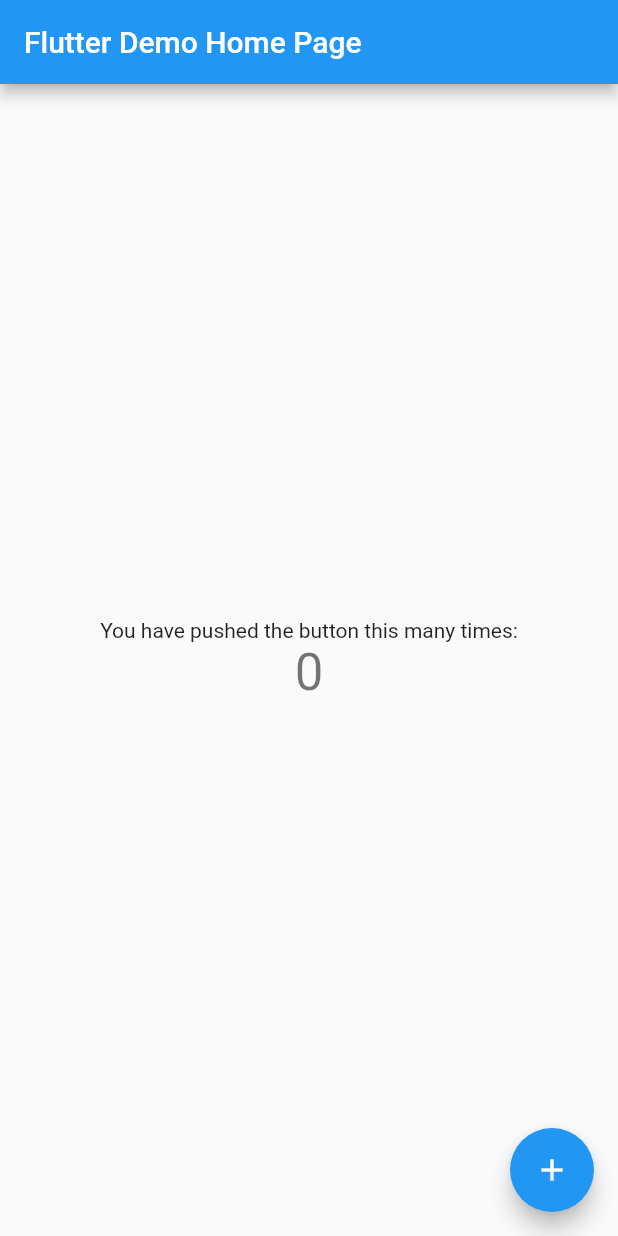
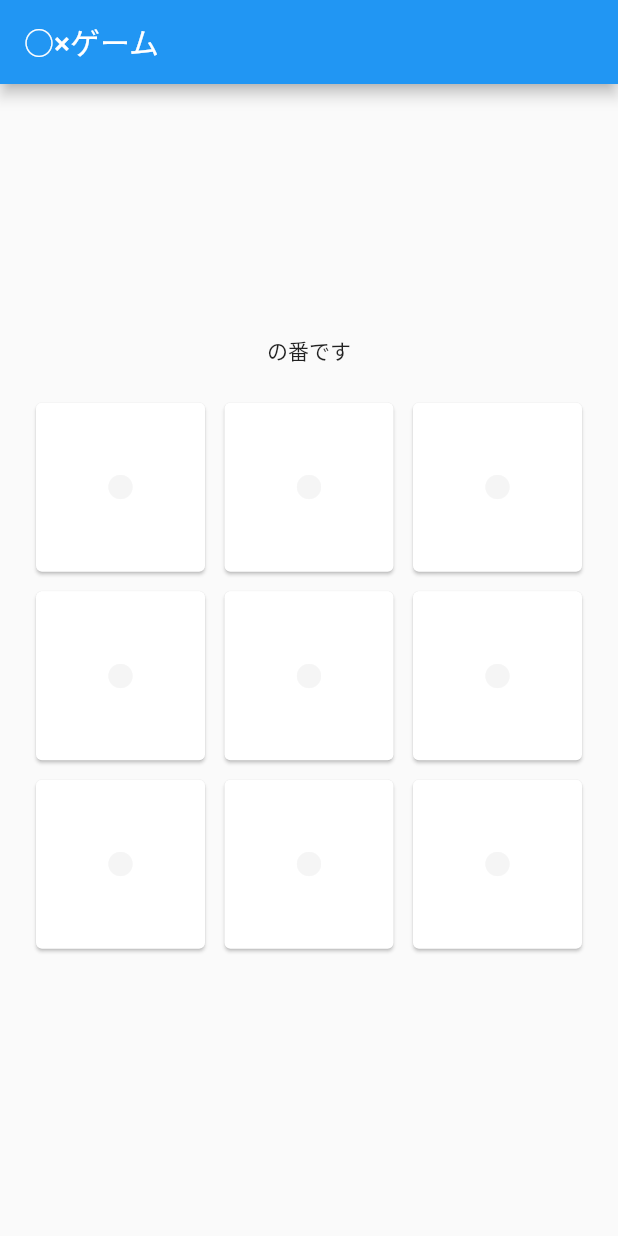
Before and after one commit to kokikudo/tic_tac_toe, a Flutter app: the screen it shows after launch, on a phone screen of 412 x 824 dp. Run offline on Flutter 3.47's test engine with Material 2 defaults, Android fonts, the phone set to English and light mode, and no system bars; our stand-ins replace flutter_riverpod.

Commit message:
見た目をだいたい作った。

```diff
--- a/lib/main.dart
+++ b/lib/main.dart
@@ -1,115 +1,105 @@
 import 'package:flutter/material.dart';
+import 'package:flutter_riverpod/flutter_riverpod.dart';
 
 void main() {
-  runApp(const MyApp());
+  runApp(const ProviderScope(child: MyApp()));
 }
+
+///TODO
+///マス目に番号のプロパティをつける
+///ますが9つあるリストプロバイダーを作成
+///ますが押された時にそのマスの番号をprintする関数を作る
+///マスの状況を管理するプロバイダー
+///上のプロバイダーに一列が揃った時にprintする関数を作る
+///現在のプレイヤーのプロバイダーを作成
+///現在のプロバイダーの値によってタップした時の画像を変える
+///ユーザーを変える
+///
+///
 
 class MyApp extends StatelessWidget {
   const MyApp({Key? key}) : super(key: key);
 
-  // This widget is the root of your application.
   @override
   Widget build(BuildContext context) {
     return MaterialApp(
       title: 'Flutter Demo',
       theme: ThemeData(
-        // This is the theme of your application.
-        //
-        // Try running your application with "flutter run". You'll see the
-        // application has a blue toolbar. Then, without quitting the app, try
-        // changing the primarySwatch below to Colors.green and then invoke
-        // "hot reload" (press "r" in the console where you ran "flutter run",
-        // or simply save your changes to "hot reload" in a Flutter IDE).
-        // Notice that the counter didn't reset back to zero; the application
-        // is not restarted.
         primarySwatch: Colors.blue,
       ),
-      home: const MyHomePage(title: 'Flutter Demo Home Page'),
+      home: GameScreen(),
     );
   }
 }
 
-class MyHomePage extends StatefulWidget {
-  const MyHomePage({Key? key, required this.title}) : super(key: key);
-
-  // This widget is the home page of your application. It is stateful, meaning
-  // that it has a State object (defined below) that contains fields that affect
-  // how it looks.
-
-  // This class is the configuration for the state. It holds the values (in this
-  // case the title) provided by the parent (in this case the App widget) and
-  // used by the build method of the State. Fields in a Widget subclass are
-  // always marked "final".
-
-  final String title;
-
+class GameScreen extends ConsumerWidget {
+  const GameScreen({Key? key}) : super(key: key);
   @override
-  State<MyHomePage> createState() => _MyHomePageState();
+  Widget build(BuildContext context, WidgetRef ref) {
+    final _size = MediaQuery.of(context).size;
+    return Scaffold(
+        appBar: AppBar(
+          title: Text('○×ゲーム'),
+        ),
+        body: Column(
+          mainAxisAlignment: MainAxisAlignment.center,
+          children: [
+            Text('の番です'),
+            SizedBox(
+              height: _size.height / 2,
+              width: _size.width,
+              child: GridView.count(
+                padding: EdgeInsets.all(20),
+                primary: false,
+                crossAxisCount: 3,
+                mainAxisSpacing: 5.0,
+                crossAxisSpacing: 5.0,
+                children: [
+                  Squares(),
+                  Squares(),
+                  Squares(),
+                  Squares(),
+                  Squares(),
+                  Squares(),
+                  Squares(),
+                  Squares(),
+                  Squares(),
+                ],
+              ),
+            ),
+          ],
+        ));
+  }
 }
 
-class _MyHomePageState extends State<MyHomePage> {
-  int _counter = 0;
-
-  void _incrementCounter() {
-    setState(() {
-      // This call to setState tells the Flutter framework that something has
-      // changed in this State, which causes it to rerun the build method below
-      // so that the display can reflect the updated values. If we changed
-      // _counter without calling setState(), then the build method would not be
-      // called again, and so nothing would appear to happen.
-      _counter++;
-    });
-  }
+class Squares extends StatelessWidget {
+  const Squares({
+    Key? key,
+  }) : super(key: key);
 
   @override
   Widget build(BuildContext context) {
-    // This method is rerun every time setState is called, for instance as done
-    // by the _incrementCounter method above.
-    //
-    // The Flutter framework has been optimized to make rerunning build methods
-    // fast, so that you can just rebuild anything that needs updating rather
-    // than having to individually change instances of widgets.
-    return Scaffold(
-      appBar: AppBar(
-        // Here we take the value from the MyHomePage object that was created by
-        // the App.build method, and use it to set our appbar title.
-        title: Text(widget.title),
-      ),
-      body: Center(
-        // Center is a layout widget. It takes a single child and positions it
-        // in the middle of the parent.
-        child: Column(
-          // Column is also a layout widget. It takes a list of children and
-          // arranges them vertically. By default, it sizes itself to fit its
-          // children horizontally, and tries to be as tall as its parent.
-          //
-          // Invoke "debug painting" (press "p" in the console, choose the
-          // "Toggle Debug Paint" action from the Flutter Inspector in Android
-          // Studio, or the "Toggle Debug Paint" command in Visual Studio Code)
-          // to see the wireframe for each widget.
-          //
-          // Column has various properties to control how it sizes itself and
-          // how it positions its children. Here we use mainAxisAlignment to
-          // center the children vertically; the main axis here is the vertical
-          // axis because Columns are vertical (the cross axis would be
-          // horizontal).
-          mainAxisAlignment: MainAxisAlignment.center,
-          children: <Widget>[
-            const Text(
-              'You have pushed the button this many times:',
-            ),
-            Text(
-              '$_counter',
-              style: Theme.of(context).textTheme.headline4,
-            ),
-          ],
+    return Card(
+      child: Center(
+        child: LayoutBuilder(
+          builder: (context, constraint) {
+            return Icon(
+              Icons.fiber_manual_record,
+              color: Colors.grey.shade100,
+              //size: constraint.biggest.height,
+            );
+          },
         ),
       ),
-      floatingActionButton: FloatingActionButton(
-        onPressed: _incrementCounter,
-        tooltip: 'Increment',
-        child: const Icon(Icons.add),
-      ), // This trailing comma makes auto-formatting nicer for build methods.
     );
   }
 }
+
+// Icon(
+//   Icons.panorama_fish_eye,
+//   color: Colors.red,
+// ),
+// Icon(
+//   Icons.close,
+//   color: Colors.blue,
+// ),
--- /dev/null
+++ b/lib/playing_user.dart
@@ -0,0 +1,4 @@
+enum PlayingUser {
+  o,
+  x,
+}
```
Also changed, not shown: lib/models/game_data.dart (added, +13 -0 lines), pubspec.yaml (+8 -65 lines), pubspec.lock.
